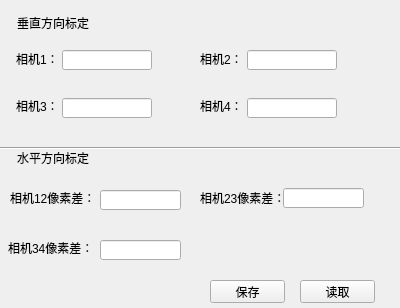
Above: main/Form/Calibrate.ui from BigDape/OpenCVGlassDetection before the change. Below: the same form after it.
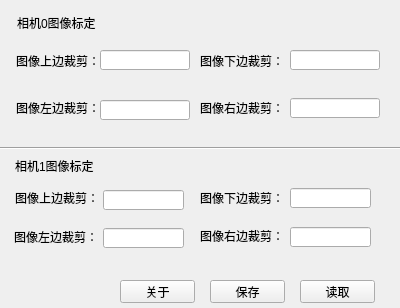
That is the form after the change.

What changed in the file:
```diff
--- a/main/Form/Calibrate.ui
+++ b/main/Form/Calibrate.ui
@@ -23,13 +23,13 @@
     </rect>
    </property>
    <property name="text">
-    <string>垂直方向标定</string>
+    <string>相机0图像标定</string>
    </property>
   </widget>
   <widget class="QLineEdit" name="camera1VPixLE">
    <property name="geometry">
     <rect>
-     <x>62</x>
+     <x>100</x>
      <y>50</y>
      <width>90</width>
      <height>20</height>
@@ -41,12 +41,12 @@
     <rect>
      <x>16</x>
      <y>53</y>
-     <width>54</width>
-     <height>12</height>
+     <width>81</width>
+     <height>16</height>
     </rect>
    </property>
    <property name="text">
-    <string>相机1：</string>
+    <string>图像上边裁剪：</string>
    </property>
   </widget>
   <widget class="QLabel" name="label_3">
@@ -54,18 +54,18 @@
     <rect>
      <x>200</x>
      <y>53</y>
-     <width>54</width>
-     <height>12</height>
+     <width>81</width>
+     <height>16</height>
     </rect>
    </property>
    <property name="text">
-    <string>相机2：</string>
+    <string>图像下边裁剪：</string>
    </property>
   </widget>
   <widget class="QLineEdit" name="camera2VPixLE">
    <property name="geometry">
     <rect>
-     <x>247</x>
+     <x>290</x>
      <y>50</y>
      <width>90</width>
      <height>20</height>
@@ -77,19 +77,19 @@
     <rect>
      <x>16</x>
      <y>100</y>
-     <width>54</width>
-     <height>12</height>
+     <width>81</width>
+     <height>16</height>
     </rect>
    </property>
    <property name="text">
-    <string>相机3：</string>
+    <string>图像左边裁剪：</string>
    </property>
   </widget>
   <widget class="QLineEdit" name="camera3VPixLE">
    <property name="geometry">
     <rect>
-     <x>62</x>
-     <y>98</y>
+     <x>100</x>
+     <y>100</y>
      <width>90</width>
      <height>20</height>
     </rect>
@@ -100,18 +100,18 @@
     <rect>
      <x>200</x>
      <y>100</y>
-     <width>54</width>
-     <height>12</height>
+     <width>81</width>
+     <height>16</height>
     </rect>
    </property>
    <property name="text">
-    <string>相机4：</string>
+    <string>图像右边裁剪：</string>
    </property>
   </widget>
   <widget class="QLineEdit" name="camera4VPixLE">
    <property name="geometry">
     <rect>
-     <x>247</x>
+     <x>290</x>
      <y>98</y>
      <width>90</width>
      <height>20</height>
@@ -121,33 +121,33 @@
   <widget class="QLabel" name="label_6">
    <property name="geometry">
     <rect>
-     <x>17</x>
-     <y>150</y>
+     <x>15</x>
+     <y>158</y>
      <width>81</width>
      <height>16</height>
     </rect>
    </property>
    <property name="text">
-    <string>水平方向标定</string>
+    <string>相机1图像标定</string>
    </property>
   </widget>
   <widget class="QLabel" name="label_7">
    <property name="geometry">
     <rect>
-     <x>10</x>
+     <x>15</x>
      <y>190</y>
      <width>81</width>
      <height>16</height>
     </rect>
    </property>
    <property name="text">
-    <string>相机12像素差：</string>
+    <string>图像上边裁剪：</string>
    </property>
   </widget>
   <widget class="QLineEdit" name="camera12HPixLE">
    <property name="geometry">
     <rect>
-     <x>100</x>
+     <x>103</x>
      <y>190</y>
      <width>81</width>
      <height>20</height>
@@ -164,13 +164,13 @@
     </rect>
    </property>
    <property name="text">
-    <string>相机23像素差：</string>
+    <string>图像下边裁剪：</string>
    </property>
   </widget>
   <widget class="QLineEdit" name="camera23HPixLE">
    <property name="geometry">
     <rect>
-     <x>283</x>
+     <x>290</x>
      <y>188</y>
      <width>81</width>
      <height>20</height>
@@ -180,21 +180,21 @@
   <widget class="QLabel" name="label_9">
    <property name="geometry">
     <rect>
-     <x>8</x>
-     <y>240</y>
+     <x>14</x>
+     <y>229</y>
      <width>91</width>
      <height>16</height>
     </rect>
    </property>
    <property name="text">
-    <string>相机34像素差：</string>
+    <string>图像左边裁剪：</string>
    </property>
   </widget>
   <widget class="QLineEdit" name="camera34HPixLE">
    <property name="geometry">
     <rect>
-     <x>100</x>
-     <y>240</y>
+     <x>103</x>
+     <y>228</y>
      <width>81</width>
      <height>20</height>
     </rect>
@@ -239,6 +239,42 @@
     <string>读取</string>
    </property>
   </widget>
+  <widget class="QLabel" name="label_10">
+   <property name="geometry">
+    <rect>
+     <x>200</x>
+     <y>228</y>
+     <width>91</width>
+     <height>16</height>
+    </rect>
+   </property>
+   <property name="text">
+    <string>图像右边裁剪：</string>
+   </property>
+  </widget>
+  <widget class="QLineEdit" name="camera1rightPixLE">
+   <property name="geometry">
+    <rect>
+     <x>290</x>
+     <y>227</y>
+     <width>81</width>
+     <height>20</height>
+    </rect>
+   </property>
+  </widget>
+  <widget class="QPushButton" name="aboutBT">
+   <property name="geometry">
+    <rect>
+     <x>120</x>
+     <y>280</y>
+     <width>75</width>
+     <height>23</height>
+    </rect>
+   </property>
+   <property name="text">
+    <string>关于</string>
+   </property>
+  </widget>
  </widget>
  <resources/>
  <connections/>
```
Left out of the diff: 14 changed lines with no effect on the pictures.
